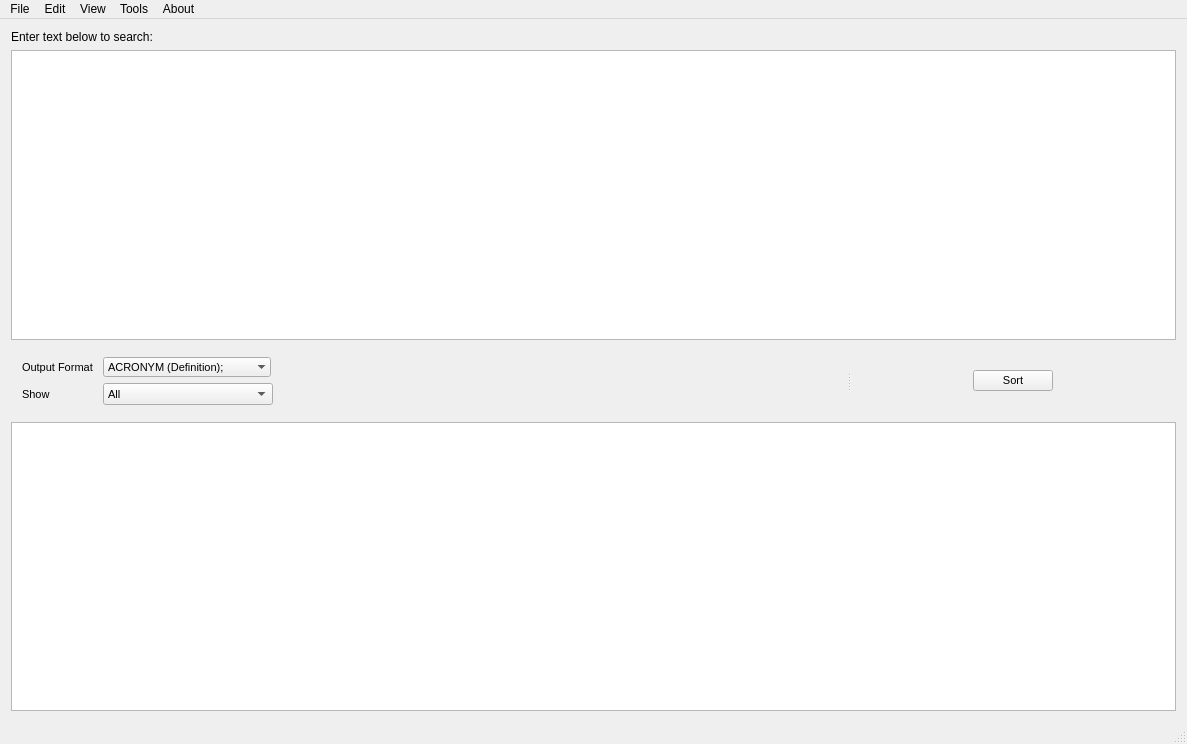
Above: Source_Files/sorter.ui from SnekCode/AcronymSorter before the change. Below: the same form after it.
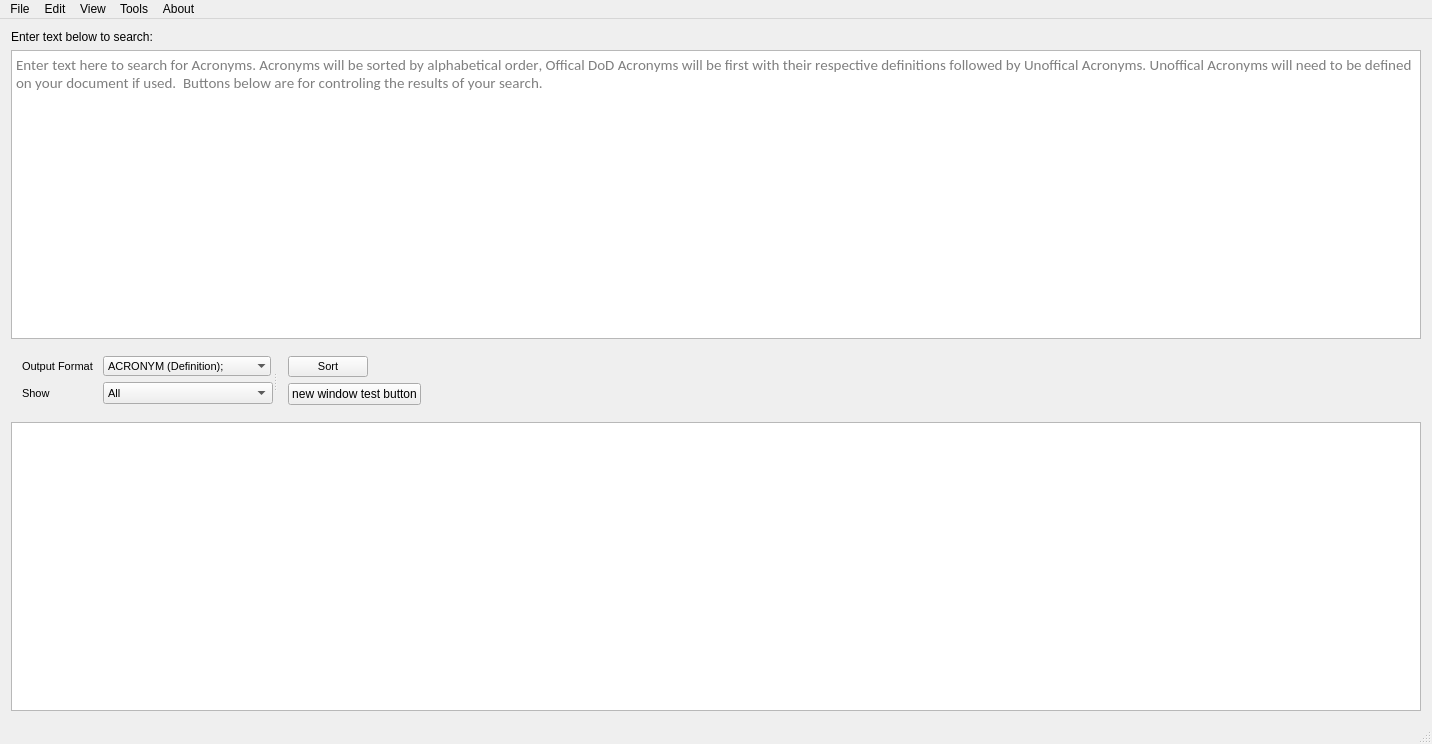
That is the form after the change. Icons and pictures are not drawn.

Diff of the .ui file:
```diff
--- a/Source_Files/sorter.ui
+++ b/Source_Files/sorter.ui
@@ -42,10 +42,17 @@
         <verstretch>0</verstretch>
        </sizepolicy>
       </property>
+      <property name="minimumSize">
+       <size>
+        <width>1410</width>
+        <height>0</height>
+       </size>
+      </property>
       <property name="font">
        <font>
-        <family>MS Shell Dlg 2</family>
-        <pointsize>10</pointsize>
+        <family>Calibri</family>
+        <pointsize>11</pointsize>
+        <kerning>false</kerning>
        </font>
       </property>
       <property name="mouseTracking">
@@ -60,26 +67,37 @@
       <property name="whatsThis">
        <string/>
       </property>
+      <property name="horizontalScrollBarPolicy">
+       <enum>Qt::ScrollBarAsNeeded</enum>
+      </property>
       <property name="sizeAdjustPolicy">
        <enum>QAbstractScrollArea::AdjustIgnored</enum>
       </property>
       <property name="autoFormatting">
        <set>QTextEdit::AutoAll</set>
       </property>
-      <property name="html">
-       <string>&lt;!DOCTYPE HTML PUBLIC &quot;-//W3C//DTD HTML 4.0//EN&quot; &quot;http://www.w3.org/TR/REC-html40/strict.dtd&quot;&gt;
-&lt;html&gt;&lt;head&gt;&lt;meta name=&quot;qrichtext&quot; content=&quot;1&quot; /&gt;&lt;style type=&quot;text/css&quot;&gt;
-p, li { white-space: pre-wrap; }
-&lt;/style&gt;&lt;/head&gt;&lt;body style=&quot; font-family:'MS Shell Dlg 2'; font-size:10pt; font-weight:400; font-style:normal;&quot;&gt;
-&lt;p style=&quot;-qt-paragraph-type:empty; margin-top:0px; margin-bottom:0px; margin-left:0px; margin-right:0px; -qt-block-indent:0; text-indent:0px;&quot;&gt;&lt;br /&gt;&lt;/p&gt;&lt;/body&gt;&lt;/html&gt;</string>
+      <property name="lineWrapMode">
+       <enum>QTextEdit::WidgetWidth</enum>
       </property>
       <property name="overwriteMode">
        <bool>false</bool>
       </property>
+      <property name="acceptRichText">
+       <bool>false</bool>
+      </property>
+      <property name="placeholderText">
+       <string notr="true">Enter text here to search for Acronyms. Acronyms will be sorted by alphabetical order, Offical DoD Acronyms will be first with their respective definitions followed by Unoffical Acronyms. Unoffical Acronyms will need to be defined on your document if used.  Buttons below are for controling the results of your search.</string>
+      </property>
      </widget>
     </item>
     <item>
      <widget class="QSplitter" name="splitter">
+      <property name="sizePolicy">
+       <sizepolicy hsizetype="Fixed" vsizetype="Preferred">
+        <horstretch>0</horstretch>
+        <verstretch>0</verstretch>
+       </sizepolicy>
+      </property>
       <property name="orientation">
        <enum>Qt::Horizontal</enum>
       </property>
@@ -257,6 +275,13 @@
           </property>
          </widget>
         </item>
+        <item row="1" column="0">
+         <widget class="QPushButton" name="pushButton">
+          <property name="text">
+           <string>new window test button</string>
+          </property>
+         </widget>
+        </item>
        </layout>
       </widget>
      </widget>
@@ -269,10 +294,17 @@
         <verstretch>0</verstretch>
        </sizepolicy>
       </property>
+      <property name="minimumSize">
+       <size>
+        <width>0</width>
+        <height>0</height>
+       </size>
+      </property>
       <property name="font">
        <font>
-        <family>MS Shell Dlg 2</family>
-        <pointsize>8</pointsize>
+        <family>Calibri</family>
+        <pointsize>11</pointsize>
+        <kerning>false</kerning>
        </font>
       </property>
      </widget>
```
Left out of the diff: 6 changed lines with no effect on the pictures.
